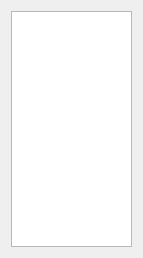
The window that ui/cregslh5801widget.ui (TheProjecter/pockemul) describes before a commit, drawn with Qt 5.
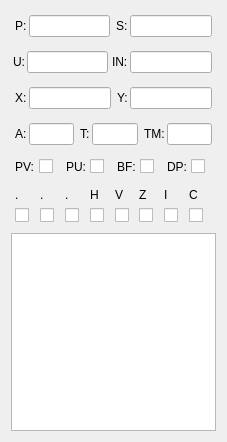
The same window after the commit.

```diff
--- a/ui/cregslh5801widget.ui
+++ b/ui/cregslh5801widget.ui
@@ -6,14 +6,694 @@
    <rect>
     <x>0</x>
     <y>0</y>
-    <width>143</width>
-    <height>258</height>
+    <width>227</width>
+    <height>442</height>
    </rect>
   </property>
+  <property name="minimumSize">
+   <size>
+    <width>200</width>
+    <height>0</height>
+   </size>
+  </property>
   <property name="windowTitle">
    <string>Form</string>
   </property>
-  <layout class="QVBoxLayout" name="verticalLayout">
+  <layout class="QVBoxLayout" name="verticalLayout_2">
+   <item>
+    <layout class="QHBoxLayout" name="horizontalLayout_19">
+     <property name="spacing">
+      <number>2</number>
+     </property>
+     <property name="leftMargin">
+      <number>2</number>
+     </property>
+     <property name="topMargin">
+      <number>2</number>
+     </property>
+     <property name="rightMargin">
+      <number>2</number>
+     </property>
+     <property name="bottomMargin">
+      <number>2</number>
+     </property>
+     <item>
+      <layout class="QHBoxLayout" name="horizontalLayout">
+       <property name="spacing">
+        <number>2</number>
+       </property>
+       <property name="leftMargin">
+        <number>2</number>
+       </property>
+       <property name="topMargin">
+        <number>2</number>
+       </property>
+       <property name="rightMargin">
+        <number>2</number>
+       </property>
+       <property name="bottomMargin">
+        <number>2</number>
+       </property>
+       <item>
+        <widget class="QLabel" name="label">
+         <property name="text">
+          <string>P:</string>
+         </property>
+        </widget>
+       </item>
+       <item>
+        <widget class="QLineEdit" name="regP">
+         <property name="inputMask">
+          <string>HHHH</string>
+         </property>
+        </widget>
+       </item>
+      </layout>
+     </item>
+     <item>
+      <layout class="QHBoxLayout" name="horizontalLayout_3">
+       <property name="spacing">
+        <number>2</number>
+       </property>
+       <property name="leftMargin">
+        <number>2</number>
+       </property>
+       <property name="topMargin">
+        <number>2</number>
+       </property>
+       <property name="rightMargin">
+        <number>2</number>
+       </property>
+       <property name="bottomMargin">
+        <number>2</number>
+       </property>
+       <item>
+        <widget class="QLabel" name="label_2">
+         <property name="text">
+          <string>S:</string>
+         </property>
+        </widget>
+       </item>
+       <item>
+        <widget class="QLineEdit" name="regS">
+         <property name="inputMask">
+          <string>HHHH</string>
+         </property>
+        </widget>
+       </item>
+      </layout>
+     </item>
+    </layout>
+   </item>
+   <item>
+    <layout class="QHBoxLayout" name="horizontalLayout_2">
+     <property name="spacing">
+      <number>2</number>
+     </property>
+     <property name="leftMargin">
+      <number>2</number>
+     </property>
+     <property name="topMargin">
+      <number>2</number>
+     </property>
+     <property name="rightMargin">
+      <number>2</number>
+     </property>
+     <property name="bottomMargin">
+      <number>2</number>
+     </property>
+     <item>
+      <widget class="QLabel" name="label_3">
+       <property name="text">
+        <string>U:</string>
+       </property>
+      </widget>
+     </item>
+     <item>
+      <widget class="QLineEdit" name="regU">
+       <property name="inputMask">
+        <string>HHHH</string>
+       </property>
+      </widget>
+     </item>
+     <item>
+      <layout class="QHBoxLayout" name="horizontalLayout_10">
+       <property name="spacing">
+        <number>2</number>
+       </property>
+       <property name="leftMargin">
+        <number>2</number>
+       </property>
+       <property name="topMargin">
+        <number>2</number>
+       </property>
+       <property name="rightMargin">
+        <number>2</number>
+       </property>
+       <property name="bottomMargin">
+        <number>2</number>
+       </property>
+       <item>
+        <widget class="QLabel" name="label_9">
+         <property name="text">
+          <string>IN:</string>
+         </property>
+        </widget>
+       </item>
+       <item>
+        <widget class="QLineEdit" name="regIN">
+         <property name="inputMask">
+          <string>HH</string>
+         </property>
+        </widget>
+       </item>
+      </layout>
+     </item>
+    </layout>
+   </item>
+   <item>
+    <layout class="QHBoxLayout" name="horizontalLayout_20">
+     <property name="spacing">
+      <number>2</number>
+     </property>
+     <property name="leftMargin">
+      <number>2</number>
+     </property>
+     <property name="topMargin">
+      <number>2</number>
+     </property>
+     <property name="rightMargin">
+      <number>2</number>
+     </property>
+     <property name="bottomMargin">
+      <number>2</number>
+     </property>
+     <item>
+      <layout class="QHBoxLayout" name="horizontalLayout_4">
+       <property name="spacing">
+        <number>2</number>
+       </property>
+       <property name="leftMargin">
+        <number>2</number>
+       </property>
+       <property name="topMargin">
+        <number>2</number>
+       </property>
+       <property name="rightMargin">
+        <number>2</number>
+       </property>
+       <property name="bottomMargin">
+        <number>2</number>
+       </property>
+       <item>
+        <widget class="QLabel" name="label_4">
+         <property name="text">
+          <string>X:</string>
+         </property>
+        </widget>
+       </item>
+       <item>
+        <widget class="QLineEdit" name="regX">
+         <property name="inputMask">
+          <string>HHHH</string>
+         </property>
+        </widget>
+       </item>
+      </layout>
+     </item>
+     <item>
+      <layout class="QHBoxLayout" name="horizontalLayout_5">
+       <property name="spacing">
+        <number>2</number>
+       </property>
+       <property name="leftMargin">
+        <number>2</number>
+       </property>
+       <property name="topMargin">
+        <number>2</number>
+       </property>
+       <property name="rightMargin">
+        <number>2</number>
+       </property>
+       <property name="bottomMargin">
+        <number>2</number>
+       </property>
+       <item>
+        <widget class="QLabel" name="label_5">
+         <property name="text">
+          <string>Y:</string>
+         </property>
+        </widget>
+       </item>
+       <item>
+        <widget class="QLineEdit" name="regY">
+         <property name="inputMask">
+          <string>HHHH</string>
+         </property>
+        </widget>
+       </item>
+      </layout>
+     </item>
+    </layout>
+   </item>
+   <item>
+    <layout class="QHBoxLayout" name="horizontalLayout_13">
+     <property name="spacing">
+      <number>2</number>
+     </property>
+     <property name="leftMargin">
+      <number>2</number>
+     </property>
+     <property name="topMargin">
+      <number>2</number>
+     </property>
+     <property name="rightMargin">
+      <number>2</number>
+     </property>
+     <property name="bottomMargin">
+      <number>2</number>
+     </property>
+     <item>
+      <layout class="QHBoxLayout" name="horizontalLayout_7">
+       <property name="spacing">
+        <number>2</number>
+       </property>
+       <property name="leftMargin">
+        <number>2</number>
+       </property>
+       <property name="topMargin">
+        <number>2</number>
+       </property>
+       <property name="rightMargin">
+        <number>2</number>
+       </property>
+       <property name="bottomMargin">
+        <number>2</number>
+       </property>
+       <item>
+        <widget class="QLabel" name="label_6">
+         <property name="text">
+          <string>A:</string>
+         </property>
+        </widget>
+       </item>
+       <item>
+        <widget class="QLineEdit" name="regA">
+         <property name="inputMask">
+          <string>HH</string>
+         </property>
+        </widget>
+       </item>
+      </layout>
+     </item>
+     <item>
+      <layout class="QHBoxLayout" name="horizontalLayout_8">
+       <property name="spacing">
+        <number>2</number>
+       </property>
+       <property name="leftMargin">
+        <number>2</number>
+       </property>
+       <property name="topMargin">
+        <number>2</number>
+       </property>
+       <property name="rightMargin">
+        <number>2</number>
+       </property>
+       <property name="bottomMargin">
+        <number>2</number>
+       </property>
+       <item>
+        <widget class="QLabel" name="label_7">
+         <property name="text">
+          <string>T:</string>
+         </property>
+        </widget>
+       </item>
+       <item>
+        <widget class="QLineEdit" name="regT">
+         <property name="inputMask">
+          <string>HH</string>
+         </property>
+        </widget>
+       </item>
+      </layout>
+     </item>
+     <item>
+      <layout class="QHBoxLayout" name="horizontalLayout_9">
+       <property name="spacing">
+        <number>2</number>
+       </property>
+       <property name="leftMargin">
+        <number>2</number>
+       </property>
+       <property name="topMargin">
+        <number>2</number>
+       </property>
+       <property name="rightMargin">
+        <number>2</number>
+       </property>
+       <property name="bottomMargin">
+        <number>2</number>
+       </property>
+       <item>
+        <widget class="QLabel" name="label_8">
+         <property name="text">
+          <string>TM:</string>
+         </property>
+        </widget>
+       </item>
+       <item>
+        <widget class="QLineEdit" name="regTM">
+         <property name="inputMask">
+          <string>HH</string>
+         </property>
+        </widget>
+       </item>
+      </layout>
+     </item>
+    </layout>
+   </item>
+   <item>
+    <layout class="QHBoxLayout" name="horizontalLayout_14">
+     <property name="spacing">
+      <number>2</number>
+     </property>
+     <property name="leftMargin">
+      <number>2</number>
+     </property>
+     <property name="topMargin">
+      <number>2</number>
+     </property>
+     <property name="rightMargin">
+      <number>2</number>
+     </property>
+     <property name="bottomMargin">
+      <number>2</number>
+     </property>
+     <item>
+      <layout class="QHBoxLayout" name="horizontalLayout_11">
+       <property name="spacing">
+        <number>2</number>
+       </property>
+       <property name="leftMargin">
+        <number>2</number>
+       </property>
+       <property name="topMargin">
+        <number>2</number>
+       </property>
+       <property name="rightMargin">
+        <number>2</number>
+       </property>
+       <property name="bottomMargin">
+        <number>2</number>
+       </property>
+       <item>
+        <widget class="QLabel" name="label_10">
+         <property name="text">
+          <string>PV:</string>
+         </property>
+        </widget>
+       </item>
+       <item>
+        <widget class="QCheckBox" name="cbPV">
+         <property name="text">
+          <string/>
+         </property>
+        </widget>
+       </item>
+      </layout>
+     </item>
+     <item>
+      <layout class="QHBoxLayout" name="horizontalLayout_12">
+       <property name="spacing">
+        <number>2</number>
+       </property>
+       <property name="leftMargin">
+        <number>2</number>
+       </property>
+       <property name="topMargin">
+        <number>2</number>
+       </property>
+       <property name="rightMargin">
+        <number>2</number>
+       </property>
+       <property name="bottomMargin">
+        <number>2</number>
+       </property>
+       <item>
+        <widget class="QLabel" name="label_11">
+         <property name="text">
+          <string>PU:</string>
+         </property>
+        </widget>
+       </item>
+       <item>
+        <widget class="QCheckBox" name="cbPU">
+         <property name="text">
+          <string/>
+         </property>
+        </widget>
+       </item>
+      </layout>
+     </item>
+     <item>
+      <layout class="QHBoxLayout" name="horizontalLayout_16">
+       <property name="spacing">
+        <number>2</number>
+       </property>
+       <property name="leftMargin">
+        <number>2</number>
+       </property>
+       <property name="topMargin">
+        <number>2</number>
+       </property>
+       <property name="rightMargin">
+        <number>2</number>
+       </property>
+       <property name="bottomMargin">
+        <number>2</number>
+       </property>
+       <item>
+        <widget class="QLabel" name="label_12">
+         <property name="text">
+          <string>BF:</string>
+         </property>
+        </widget>
+       </item>
+       <item>
+        <widget class="QCheckBox" name="cbBF">
+         <property name="text">
+          <string/>
+         </property>
+        </widget>
+       </item>
+      </layout>
+     </item>
+     <item>
+      <layout class="QHBoxLayout" name="horizontalLayout_17">
+       <property name="spacing">
+        <number>2</number>
+       </property>
+       <property name="leftMargin">
+        <number>2</number>
+       </property>
+       <property name="topMargin">
+        <number>2</number>
+       </property>
+       <property name="rightMargin">
+        <number>2</number>
+       </property>
+       <property name="bottomMargin">
+        <number>2</number>
+       </property>
+       <item>
+        <widget class="QLabel" name="label_13">
+         <property name="text">
+          <string>DP:</string>
+         </property>
+        </widget>
+       </item>
+       <item>
+        <widget class="QCheckBox" name="cbDP">
+         <property name="text">
+          <string/>
+         </property>
+        </widget>
+       </item>
+      </layout>
+     </item>
+    </layout>
+   </item>
+   <item>
+    <layout class="QVBoxLayout" name="verticalLayout">
+     <property name="spacing">
+      <number>2</number>
+     </property>
+     <property name="leftMargin">
+      <number>2</number>
+     </property>
+     <property name="topMargin">
+      <number>2</number>
+     </property>
+     <property name="rightMargin">
+      <number>2</number>
+     </property>
+     <property name="bottomMargin">
+      <number>2</number>
+     </property>
+     <item>
+      <layout class="QHBoxLayout" name="horizontalLayout_18">
+       <property name="spacing">
+        <number>2</number>
+       </property>
+       <property name="leftMargin">
+        <number>2</number>
+       </property>
+       <property name="topMargin">
+        <number>2</number>
+       </property>
+       <property name="rightMargin">
+        <number>2</number>
+       </property>
+       <property name="bottomMargin">
+        <number>2</number>
+       </property>
+       <item>
+        <widget class="QLabel" name="label_16">
+         <property name="text">
+          <string>.</string>
+         </property>
+        </widget>
+       </item>
+       <item>
+        <widget class="QLabel" name="label_15">
+         <property name="text">
+          <string>.</string>
+         </property>
+        </widget>
+       </item>
+       <item>
+        <widget class="QLabel" name="label_14">
+         <property name="text">
+          <string>.</string>
+         </property>
+        </widget>
+       </item>
+       <item>
+        <widget class="QLabel" name="label_22">
+         <property name="text">
+          <string>H</string>
+         </property>
+        </widget>
+       </item>
+       <item>
+        <widget class="QLabel" name="label_21">
+         <property name="text">
+          <string>V</string>
+         </property>
+        </widget>
+       </item>
+       <item>
+        <widget class="QLabel" name="label_20">
+         <property name="text">
+          <string>Z</string>
+         </property>
+        </widget>
+       </item>
+       <item>
+        <widget class="QLabel" name="label_19">
+         <property name="text">
+          <string>I</string>
+         </property>
+        </widget>
+       </item>
+       <item>
+        <widget class="QLabel" name="label_18">
+         <property name="text">
+          <string>C</string>
+         </property>
+        </widget>
+       </item>
+      </layout>
+     </item>
+     <item>
+      <layout class="QHBoxLayout" name="horizontalLayout_6">
+       <property name="spacing">
+        <number>2</number>
+       </property>
+       <property name="leftMargin">
+        <number>2</number>
+       </property>
+       <property name="topMargin">
+        <number>2</number>
+       </property>
+       <property name="rightMargin">
+        <number>2</number>
+       </property>
+       <property name="bottomMargin">
+        <number>2</number>
+       </property>
+       <item>
+        <widget class="QCheckBox" name="cbF7">
+         <property name="text">
+          <string/>
+         </property>
+        </widget>
+       </item>
+       <item>
+        <widget class="QCheckBox" name="cbF6">
+         <property name="text">
+          <string/>
+         </property>
+        </widget>
+       </item>
+       <item>
+        <widget class="QCheckBox" name="cbF5">
+         <property name="text">
+          <string/>
+         </property>
+        </widget>
+       </item>
+       <item>
+        <widget class="QCheckBox" name="cbF4">
+         <property name="text">
+          <string/>
+         </property>
+        </widget>
+       </item>
+       <item>
+        <widget class="QCheckBox" name="cbF3">
+         <property name="text">
+          <string/>
+         </property>
+        </widget>
+       </item>
+       <item>
+        <widget class="QCheckBox" name="cbF2">
+         <property name="text">
+          <string/>
+         </property>
+        </widget>
+       </item>
+       <item>
+        <widget class="QCheckBox" name="cbF1">
+         <property name="text">
+          <string/>
+         </property>
+        </widget>
+       </item>
+       <item>
+        <widget class="QCheckBox" name="cbF0">
+         <property name="text">
+          <string/>
+         </property>
+        </widget>
+       </item>
+      </layout>
+     </item>
+    </layout>
+   </item>
    <item>
     <widget class="QTextEdit" name="textEdit"/>
    </item>
```
